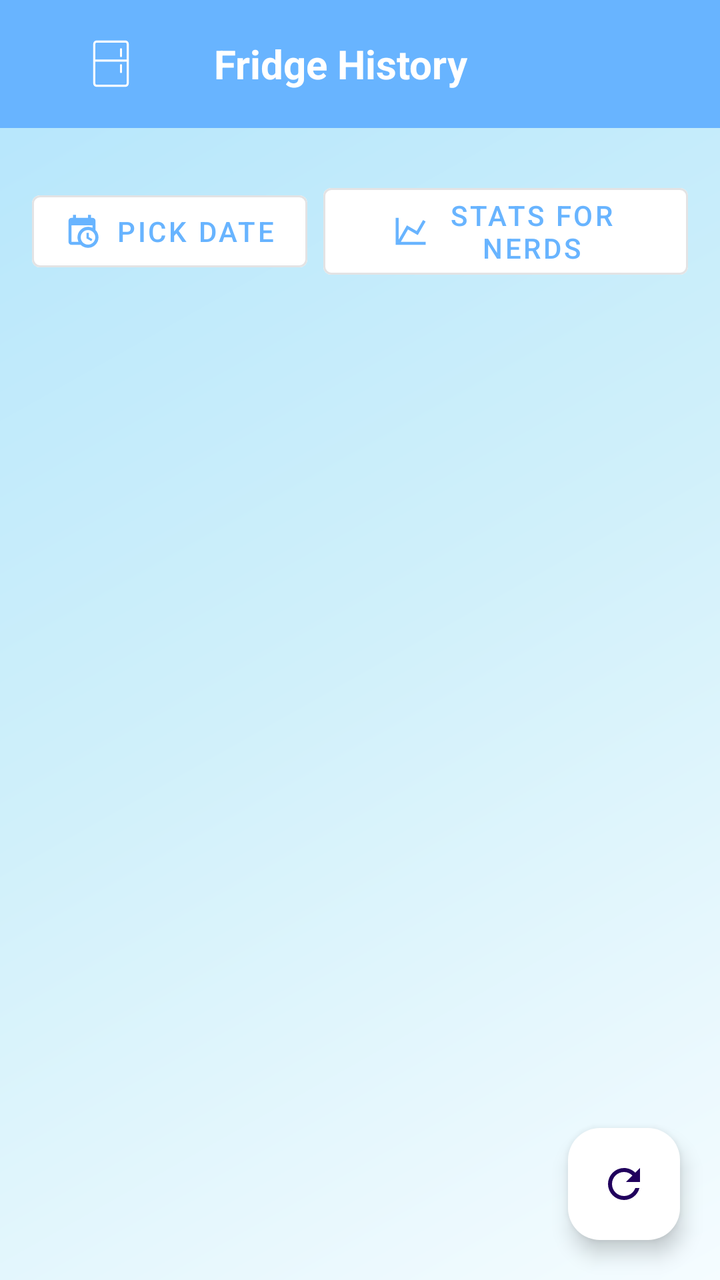
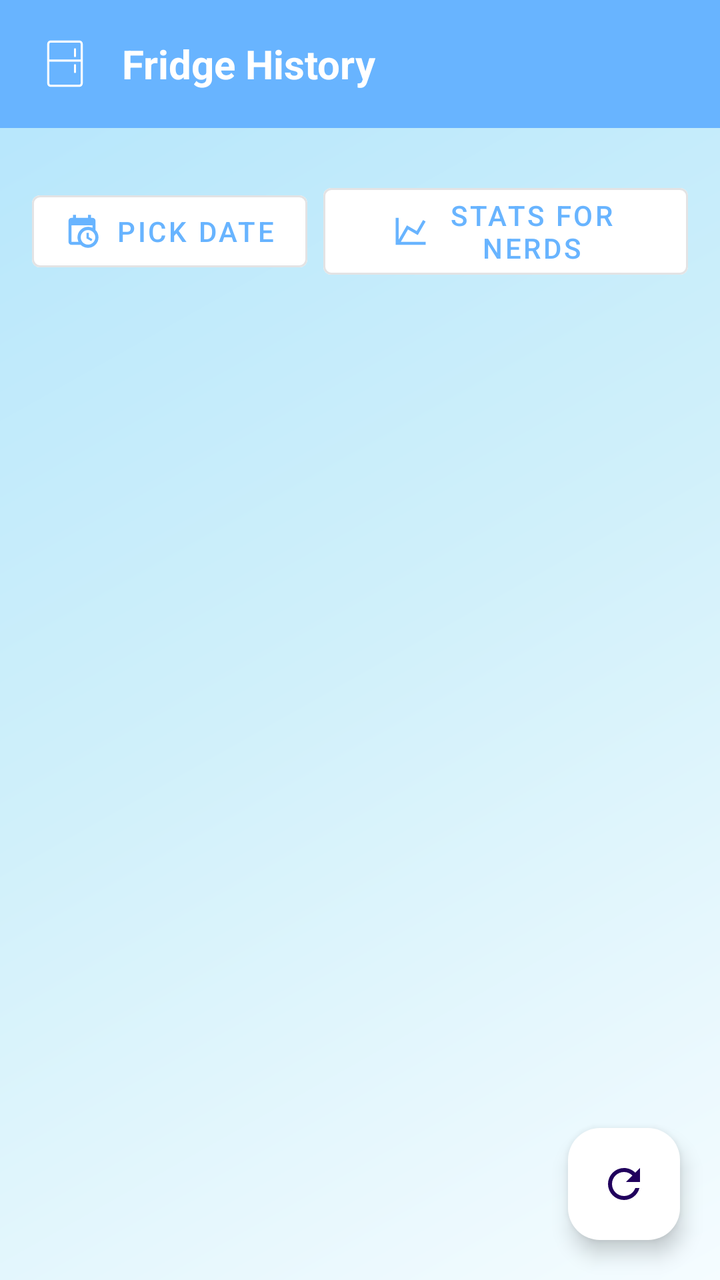

Two renders of the same Android screen: before a commit and after it. Below are the layout's source before the change and the commit's diff.
<!-- AndroidManifest.xml: application theme Theme.SmartFoodInventoryTracker -->
<!-- res/layout/activity_fridge_history.xml -->
<?xml version="1.0" encoding="utf-8"?>
<androidx.constraintlayout.widget.ConstraintLayout
    xmlns:android="http://schemas.android.com/apk/res/android"
    xmlns:app="http://schemas.android.com/apk/res-auto"
    xmlns:tools="http://schemas.android.com/tools"
    android:id="@+id/historyMain"
    android:layout_width="match_parent"
    android:layout_height="match_parent"
    android:theme="@style/Theme.SmartFoodInventoryTracker"
    tools:context=".fridge_conditions.FridgeHistoryActivity">

    
    <androidx.appcompat.widget.Toolbar
        android:id="@+id/historyToolbar"
        android:layout_width="match_parent"
        android:layout_height="?attr/actionBarSize"
        android:background="?attr/colorPrimary"
        android:paddingStart="0dp"
        app:layout_constraintTop_toTopOf="parent">

        <LinearLayout
            android:id="@+id/dashboardElements"
            android:layout_width="match_parent"
            android:layout_height="match_parent"
            android:gravity="center_vertical"
            android:orientation="horizontal"
            tools:layout_editor_absoluteX="16dp">

            <ImageView
                android:id="@+id/backtofhistoryLogo"
                android:layout_width="16dp"
                android:layout_height="25dp"
                android:layout_gravity="center_vertical"
                android:layout_marginStart="0dp"
                android:layout_weight="0.5"
                android:src="@drawable/ic_fridge"
                app:tint="@android:color/white" />

            <TextView
                android:id="@+id/historyTitle"
                android:layout_width="wrap_content"
                android:layout_height="wrap_content"
                android:layout_gravity="center_vertical"
                android:layout_marginStart="12dp"
                android:layout_weight="1"
                android:text="Fridge History"
                android:textColor="@android:color/white"
                android:textSize="20sp"
                android:textStyle="bold" />
        </LinearLayout>
    </androidx.appcompat.widget.Toolbar>

    
    <LinearLayout
        android:id="@+id/buttonRow"
        android:layout_width="0dp"
        android:layout_height="wrap_content"
        android:orientation="horizontal"
        android:gravity="center"
        android:padding="16dp"
        android:layout_marginTop="8dp"
        app:layout_constraintTop_toBottomOf="@id/historyToolbar"
        app:layout_constraintStart_toStartOf="parent"
        app:layout_constraintEnd_toEndOf="parent">

        <com.google.android.material.button.MaterialButton
            android:id="@+id/btnDateRange"
            android:layout_width="wrap_content"
            android:layout_height="wrap_content"
            android:text="Pick Date"
            android:backgroundTint="@color/white"
            app:icon="@drawable/ic_calender"
            app:iconPadding="8dp"
            app:iconGravity="textStart"
            style="@style/Widget.MaterialComponents.Button.OutlinedButton"
            android:layout_marginEnd="8dp" />

        <com.google.android.material.button.MaterialButton
            android:id="@+id/btnGraph"
            android:layout_width="wrap_content"
            android:layout_height="wrap_content"
            android:backgroundTint="@color/white"
            android:text="Stats for nerds"
            app:icon="@drawable/ic_chart"
            app:iconPadding="8dp"
            app:iconGravity="textStart"
            style="@style/Widget.MaterialComponents.Button.OutlinedButton" />
    </LinearLayout>

    
    <androidx.recyclerview.widget.RecyclerView
        android:id="@+id/historyRecyclerView"
        android:layout_width="0dp"
        android:layout_height="0dp"
        android:clipToPadding="false"
        android:paddingHorizontal="12dp"
        android:paddingBottom="8dp"
        app:layout_constraintTop_toBottomOf="@id/buttonRow"
        app:layout_constraintBottom_toBottomOf="parent"
        app:layout_constraintStart_toStartOf="parent"
        app:layout_constraintEnd_toEndOf="parent"
        tools:listitem="@layout/item_fridge_history" />

    
    <com.google.android.material.floatingactionbutton.FloatingActionButton
        android:id="@+id/btnRefresh"
        android:layout_width="wrap_content"
        android:layout_height="wrap_content"
        android:src="@drawable/ic_refresh"
        android:contentDescription="Refresh"
        app:backgroundTint="@color/white"
        app:layout_constraintBottom_toBottomOf="parent"
        app:layout_constraintEnd_toEndOf="parent"
        android:layout_margin="20dp"/>
</androidx.constraintlayout.widget.ConstraintLayout>
<!-- res/layout/item_fridge_history.xml (included above) -->
<?xml version="1.0" encoding="utf-8"?>
<com.google.android.material.card.MaterialCardView
    xmlns:android="http://schemas.android.com/apk/res/android"
    xmlns:card_view="http://schemas.android.com/apk/res-auto"
    android:layout_width="match_parent"
    android:layout_height="wrap_content"
    card_view:cardBackgroundColor="@color/white"
    android:layout_marginBottom="12dp"
    android:layout_marginHorizontal="12dp"
    card_view:cardCornerRadius="16dp"
    card_view:cardElevation="4dp">

    <LinearLayout
        android:layout_width="match_parent"
        android:layout_height="wrap_content"
        android:orientation="vertical"
        android:padding="16dp">

        
        <TextView
            android:id="@+id/dateTimeText"
            android:layout_width="wrap_content"
            android:layout_height="wrap_content"
            android:text="🕒 2025-04-01 12:00"
            android:textColor="#333333"
            android:textSize="15sp"
            android:textStyle="bold" />

        
        <View
            android:layout_width="match_parent"
            android:layout_height="1dp"
            android:layout_marginTop="6dp"
            android:layout_marginBottom="10dp"
            android:background="#DDDDDD" />

        

        
        <LinearLayout
            android:layout_width="match_parent"
            android:layout_height="wrap_content"
            android:layout_marginBottom="6dp"
            android:gravity="center_vertical"
            android:orientation="horizontal">

            <ImageView
                android:layout_width="20dp"
                android:layout_height="20dp"
                android:layout_marginEnd="8dp"
                android:src="@drawable/ic_temperature"
                card_view:tint="#666" />

            <TextView
                android:id="@+id/tempText"
                android:layout_width="0dp"
                android:layout_height="wrap_content"
                android:layout_weight="1"
                android:text="Temperature: -- °C"
                android:textColor="#333333"
                android:textSize="14sp" />

            <TextView
                android:id="@+id/tempStatus"
                android:layout_width="wrap_content"
                android:layout_height="wrap_content"
                android:text="Status"
                android:textColor="#4CAF50"
                android:textSize="13sp"
                android:textStyle="bold" />
        </LinearLayout>

        
        <LinearLayout
            android:layout_width="match_parent"
            android:layout_height="wrap_content"
            android:layout_marginBottom="6dp"
            android:gravity="center_vertical"
            android:orientation="horizontal">

            <ImageView
                android:layout_width="20dp"
                android:layout_height="20dp"
                android:layout_marginEnd="8dp"
                android:src="@drawable/ic_humidity"
                card_view:tint="#666" />

            <TextView
                android:id="@+id/humidityText"
                android:layout_width="0dp"
                android:layout_height="wrap_content"
                android:layout_weight="1"
                android:text="Humidity: -- %"
                android:textColor="#333333"
                android:textSize="14sp" />

            <TextView
                android:id="@+id/humidityStatus"
                android:layout_width="wrap_content"
                android:layout_height="wrap_content"
                android:text="Status"
                android:textColor="#4CAF50"
                android:textSize="13sp"
                android:textStyle="bold" />
        </LinearLayout>

        
        <LinearLayout
            android:layout_width="match_parent"
            android:layout_height="wrap_content"
            android:layout_marginBottom="6dp"
            android:gravity="center_vertical"
            android:orientation="horizontal">

            <ImageView
                android:layout_width="20dp"
                android:layout_height="20dp"
                android:layout_marginEnd="8dp"
                android:src="@drawable/ic_co"
                card_view:tint="#666" />

            <TextView
                android:id="@+id/coText"
                android:layout_width="0dp"
                android:layout_height="wrap_content"
                android:layout_weight="1"
                android:text="CO: -- ppm"
                android:textColor="#333333"
                android:textSize="14sp" />

            <TextView
                android:id="@+id/coStatus"
                android:layout_width="wrap_content"
                android:layout_height="wrap_content"
                android:text="Status"
                android:textColor="#4CAF50"
                android:textSize="13sp"
                android:textStyle="bold" />
        </LinearLayout>

        
        <LinearLayout
            android:layout_width="match_parent"
            android:layout_height="wrap_content"
            android:layout_marginBottom="6dp"
            android:gravity="center_vertical"
            android:orientation="horizontal">

            <ImageView
                android:layout_width="20dp"
                android:layout_height="20dp"
                android:layout_marginEnd="8dp"
                android:src="@drawable/ic_lpg"
                card_view:tint="#666" />

            <TextView
                android:id="@+id/lpgText"
                android:layout_width="0dp"
                android:layout_height="wrap_content"
                android:layout_weight="1"
                android:text="LPG: -- ppm"
                android:textColor="#333333"
                android:textSize="14sp" />

            <TextView
                android:id="@+id/lpgStatus"
                android:layout_width="wrap_content"
                android:layout_height="wrap_content"
                android:text="Status"
                android:textColor="#4CAF50"
                android:textSize="13sp"
                android:textStyle="bold" />
        </LinearLayout>

        
        <LinearLayout
            android:layout_width="match_parent"
            android:layout_height="wrap_content"
            android:gravity="center_vertical"
            android:orientation="horizontal">

            <ImageView
                android:layout_width="20dp"
                android:layout_height="20dp"
                android:layout_marginEnd="8dp"
                android:src="@drawable/ic_smoke"
                card_view:tint="#666" />

            <TextView
                android:id="@+id/smokeText"
                android:layout_width="0dp"
                android:layout_height="wrap_content"
                android:layout_weight="1"
                android:text="NH₄: -- ppm"
                android:textColor="#333333"
                android:textSize="14sp" />

            <TextView
                android:id="@+id/smokeStatus"
                android:layout_width="wrap_content"
                android:layout_height="wrap_content"
                android:text="Status"
                android:textColor="#4CAF50"
                android:textSize="13sp"
                android:textStyle="bold" />
        </LinearLayout>
    </LinearLayout>
</com.google.android.material.card.MaterialCardView>
<!-- resources referenced by this layout -->
<resources>
  <color name="white">#FFFFFF</color>
  <!-- drawable ic_calender (drawable) -->
  <vector xmlns:android="http://schemas.android.com/apk/res/android" android:height="24dp" android:width="24dp" android:viewportWidth="24" android:viewportHeight="24"><path android:fillColor="#000000" android:pathData="M15,13H16.5V15.82L18.94,17.23L18.19,18.53L15,16.69V13M19,8H5V19H9.67C9.24,18.09 9,17.07 9,16A7,7 0 0,1 16,9C17.07,9 18.09,9.24 19,9.67V8M5,21C3.89,21 3,20.1 3,19V5C3,3.89 3.89,3 5,3H6V1H8V3H16V1H18V3H19A2,2 0 0,1 21,5V11.1C22.24,12.36 23,14.09 23,16A7,7 0 0,1 16,23C14.09,23 12.36,22.24 11.1,21H5M16,11.15A4.85,4.85 0 0,0 11.15,16C11.15,18.68 13.32,20.85 16,20.85A4.85,4.85 0 0,0 20.85,16C20.85,13.32 18.68,11.15 16,11.15Z" /></vector>
  <!-- drawable ic_chart (drawable) -->
  <vector xmlns:android="http://schemas.android.com/apk/res/android" android:height="24dp" android:width="24dp" android:viewportWidth="24" android:viewportHeight="24"><path android:fillColor="#000000" android:pathData="M16,11.78L20.24,4.45L21.97,5.45L16.74,14.5L10.23,10.75L5.46,19H22V21H2V3H4V17.54L9.5,8L16,11.78Z" /></vector>
  <!-- drawable ic_refresh (drawable) -->
  <vector xmlns:android="http://schemas.android.com/apk/res/android" android:height="24dp" android:width="24dp" android:viewportWidth="24" android:viewportHeight="24"><path android:fillColor="#000000" android:pathData="M17.65,6.35C16.2,4.9 14.21,4 12,4A8,8 0 0,0 4,12A8,8 0 0,0 12,20C15.73,20 18.84,17.45 19.73,14H17.65C16.83,16.33 14.61,18 12,18A6,6 0 0,1 6,12A6,6 0 0,1 12,6C13.66,6 15.14,6.69 16.22,7.78L13,11H20V4L17.65,6.35Z" /></vector>
  <style name="Theme.SmartFoodInventoryTracker" parent="Base.Theme.SmartFoodInventoryTracker" />
  <style name="Base.Theme.SmartFoodInventoryTracker" parent="Theme.Material3.DayNight.NoActionBar">
          
          <item name="colorPrimary">@color/blue</item>
          <item name="colorOnPrimary">@android:color/white</item>
  
          
          <item name="android:windowBackground">@drawable/bg_shiny_blue</item>
  
          
          <item name="android:statusBarColor">@color/blue</item>
  
          
          <item name="toolbarStyle">@style/CustomToolbar</item>
  
      </style>
  <color name="blue">#68b4ff</color>
  <!-- drawable bg_shiny_blue (drawable) -->
  <?xml version="1.0" encoding="utf-8"?>
  <layer-list xmlns:android="http://schemas.android.com/apk/res/android">
  
      
      <item>
          <shape android:shape="rectangle">
              <solid android:color="#E3F2FD" /> 
          </shape>
      </item>
  
      
      <item>
          <shape android:shape="rectangle">
              <gradient
                  android:type="linear"
                  android:angle="135"
                  android:startColor="#F5FCFF"
              android:centerColor="#D0F0FA"
              android:endColor="#B3E5FC"
              android:useLevel="false" />
              <alpha android:value="0.3" />
          </shape>
      </item>
  
  </layer-list>
  <style name="CustomToolbar" parent="Widget.Material3.Toolbar">
          <item name="android:background">@color/blue</item>
          <item name="titleTextColor">@android:color/white</item>
          <item name="subtitleTextColor">@android:color/white</item>
      </style>
  <!-- unchanged entries left out for length: 6 -->
</resources>

<!-- the commit's change to res/layout/activity_fridge_history.xml (unified diff, before → after) -->
@@ -32,7 +32,7 @@
                 android:layout_height="25dp"
                 android:layout_gravity="center_vertical"
                 android:layout_marginStart="0dp"
-                android:layout_weight="0.5"
+                android:layout_weight="0.1"
                 android:src="@drawable/ic_fridge"
                 app:tint="@android:color/white" />
 
